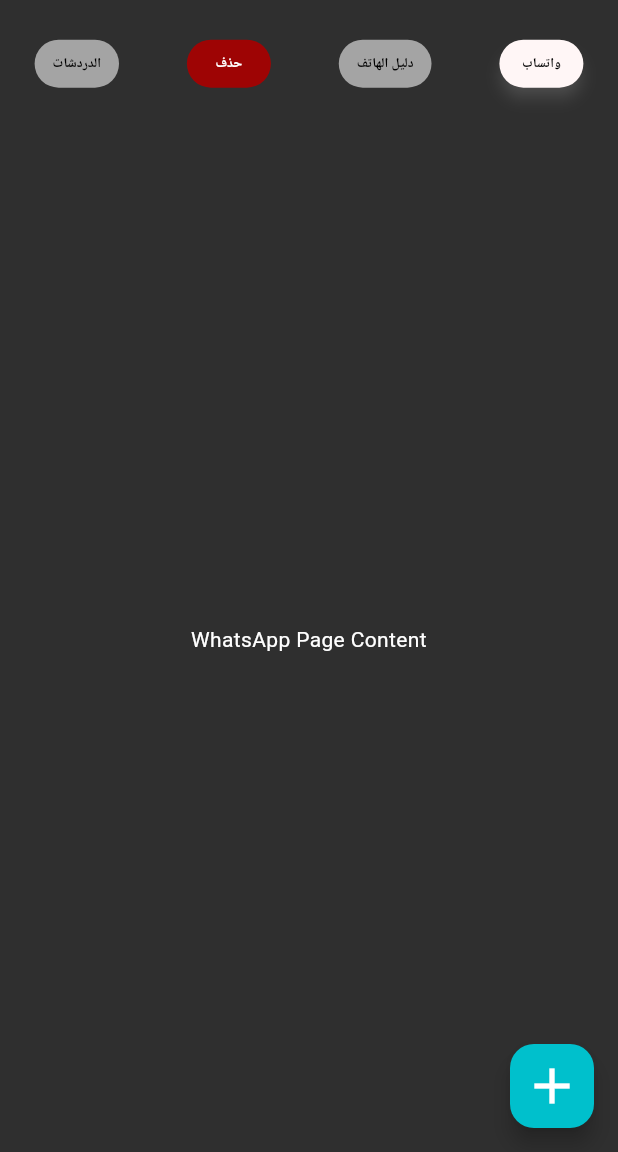
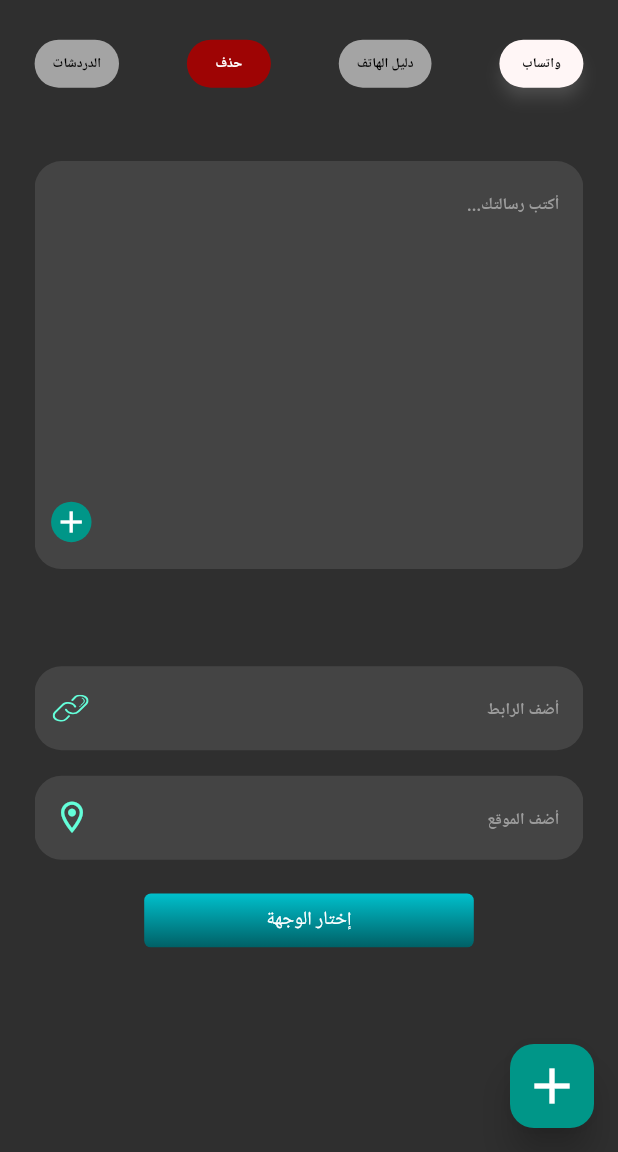
Before and after one commit to mohammedhedaya/-Sar-aat-Al-Tasweeq, a Flutter app: the screen it shows after launch, on a phone screen of 412 x 824 dp, the part 84-1236 px from its top. Run offline on Flutter 3.47's test engine with Material 3 defaults, Android fonts, the phone set to English and light mode, and no system bars; our stand-ins replace carousel_slider, chat_bubbles, device_preview, flutter_bloc, flutter_screenutil, flutter_svg and 6 more; missing offline and left inert: qr_code_scanner.

Commit message:
Finish Launch Whatsapp Page View [1]

```diff
--- a/lib/features/whatsapp/presentation/views/launch_pages_view/whatsapp_page_view.dart
+++ b/lib/features/whatsapp/presentation/views/launch_pages_view/whatsapp_page_view.dart
@@ -1,17 +1,155 @@
 import 'package:flutter/material.dart';
+import 'package:flutter_screenutil/flutter_screenutil.dart';
+import 'package:flutter_svg/svg.dart';
+import 'package:shopping_chart/core/utils/app_colors.dart';
+import 'package:shopping_chart/core/utils/app_text_style.dart';
+import 'package:shopping_chart/core/utils/assets.dart';
+import 'package:shopping_chart/features/auth/presentation/widgets/auth_text_field.dart';
 
 class WhatsappPageView extends StatelessWidget {
   const WhatsappPageView({super.key});
 
   @override
   Widget build(BuildContext context) {
-    return const Center(
-      child: Text(
-        "WhatsApp Page Content",
-        style: TextStyle(
-          color: Colors.white,
-        ),
+    return SingleChildScrollView(
+      child: Column(
+        children: [
+          LaunchAdTextField(
+            hintText: 'أكتب رسالتك...',
+            suffixIcon: Icons.add,
+            onSuffixIconTap: () {},
+          ),
+          SizedBox(height: 72.h),
+          CustomAuthTextField(
+            fiiledColor: AppColors.whiteColor.withOpacity(0.10),
+            hintText: "أضف الرابط",
+            hintStyle: AppStyles.style12W700.copyWith(
+              color: const Color(0xff9C9C9C),
+            ),
+            suffixIcon: InkWell(
+              onTap: () {},
+              child: Transform.scale(
+                scale: 0.5,
+                child: SvgPicture.asset(
+                  Assets.imagesPastLink,
+                  colorFilter: const ColorFilter.mode(
+                    Colors.tealAccent,
+                    BlendMode.srcIn,
+                  ),
+                ),
+              ),
+            ),
+            onChanged: (value) {},
+          ),
+          SizedBox(height: 19.h),
+          CustomAuthTextField(
+            fiiledColor: AppColors.whiteColor.withOpacity(0.10),
+            hintText: "أضف الموقع",
+            hintStyle: AppStyles.style12W700.copyWith(
+              color: const Color(0xff9C9C9C),
+            ),
+            suffixIcon: InkWell(
+              onTap: () {},
+              child: Transform.scale(
+                scale: 0.5,
+                child: const Icon(
+                  Icons.location_on_outlined,
+                  color: Colors.tealAccent,
+                  size: 50,
+                ),
+              ),
+            ),
+            onChanged: (value) {},
+          ),
+          SizedBox(height: 25.h),
+          Center(
+            child: InkWell(
+              onTap: () {},
+              child: Container(
+                height: 40.h,
+                width: 200.w,
+                padding: EdgeInsets.symmetric(horizontal: 22.w, vertical: 4.h),
+                decoration: BoxDecoration(
+                  borderRadius: BorderRadius.circular(5.r),
+                  // color: Colors.teal,
+                  gradient: const LinearGradient(
+                    colors: [
+                      Color(0xff00C0CC),
+                      Color(0xff006066),
+                    ],
+                    begin: Alignment.topCenter,
+                    end: Alignment.bottomCenter,
+                  ),
+                ),
+                child: Center(
+                  child: Text(
+                    "إختار الوجهة",
+                    style: AppStyles.style14W400,
+                    textAlign: TextAlign.center,
+                  ),
+                ),
+              ),
+            ),
+          ),
+        ],
       ),
     );
   }
 }
+
+class LaunchAdTextField extends StatelessWidget {
+  final String hintText;
+  final IconData? suffixIcon;
+  final VoidCallback onSuffixIconTap;
+
+  const LaunchAdTextField({
+    super.key,
+    required this.hintText,
+    this.suffixIcon,
+    required this.onSuffixIconTap,
+  });
+
+  @override
+  Widget build(BuildContext context) {
+    return Stack(
+      children: [
+        TextField(
+          cursorColor: Colors.teal,
+          maxLines: 10,
+          decoration: InputDecoration(
+            hintText: hintText,
+            hintStyle: AppStyles.style12W700.copyWith(
+              color: const Color(0xff9C9C9C),
+            ),
+            filled: true,
+            fillColor: Colors.white.withOpacity(0.10),
+            enabledBorder: OutlineInputBorder(
+              borderSide: BorderSide.none,
+              borderRadius: BorderRadius.circular(20.r),
+            ),
+            focusedBorder: OutlineInputBorder(
+              borderSide: BorderSide.none,
+              borderRadius: BorderRadius.circular(20.r),
+            ),
+          ),
+          style: const TextStyle(color: Colors.white),
+        ),
+        Positioned(
+          bottom: 20.h,
+          left: 10.w,
+          child: GestureDetector(
+            onTap: onSuffixIconTap,
+            child: CircleAvatar(
+              radius: 15.r,
+              backgroundColor: Colors.teal,
+              child: Icon(
+                suffixIcon,
+                color: Colors.white,
+              ),
+            ),
+          ),
+        ),
+      ],
+    );
+  }
+}
--- a/lib/features/whatsapp/presentation/views/launch_your_ad_view.dart
+++ b/lib/features/whatsapp/presentation/views/launch_your_ad_view.dart
@@ -15,7 +15,8 @@ class LaunchYourAdView extends StatelessWidget {
     return Scaffold(
       floatingActionButtonLocation: FloatingActionButtonLocation.startFloat,
       floatingActionButton: FloatingActionButton(
-        backgroundColor: const Color(0xff00C0CC),
+        elevation: 10,
+        backgroundColor: Colors.teal,
         onPressed: () {},
         child: const Icon(
           Icons.add,
```
